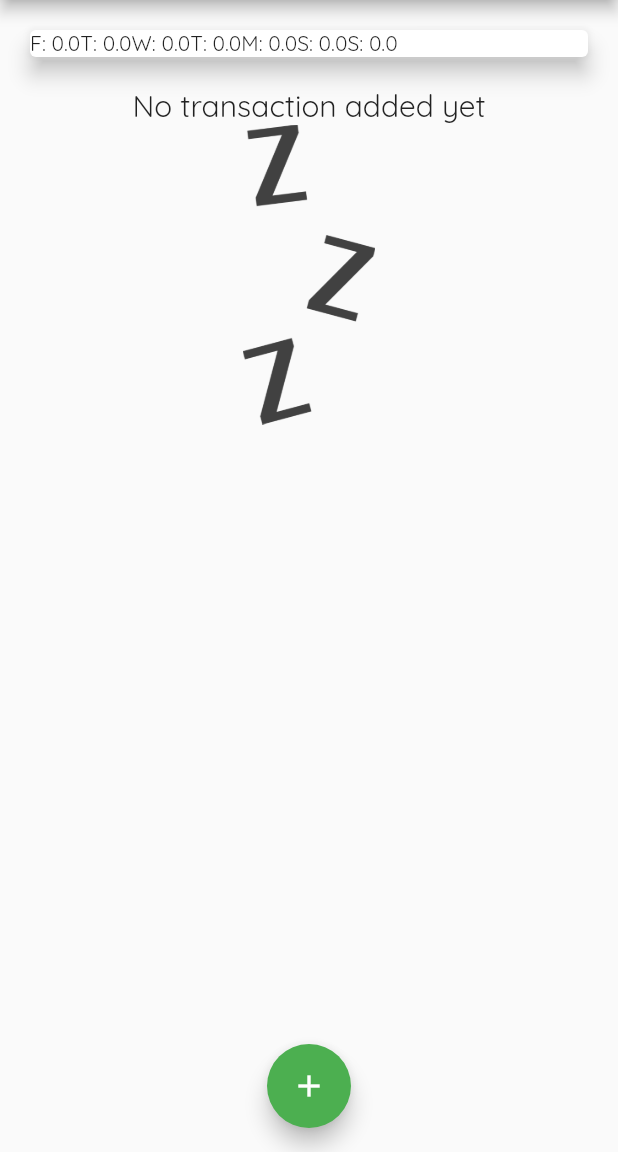
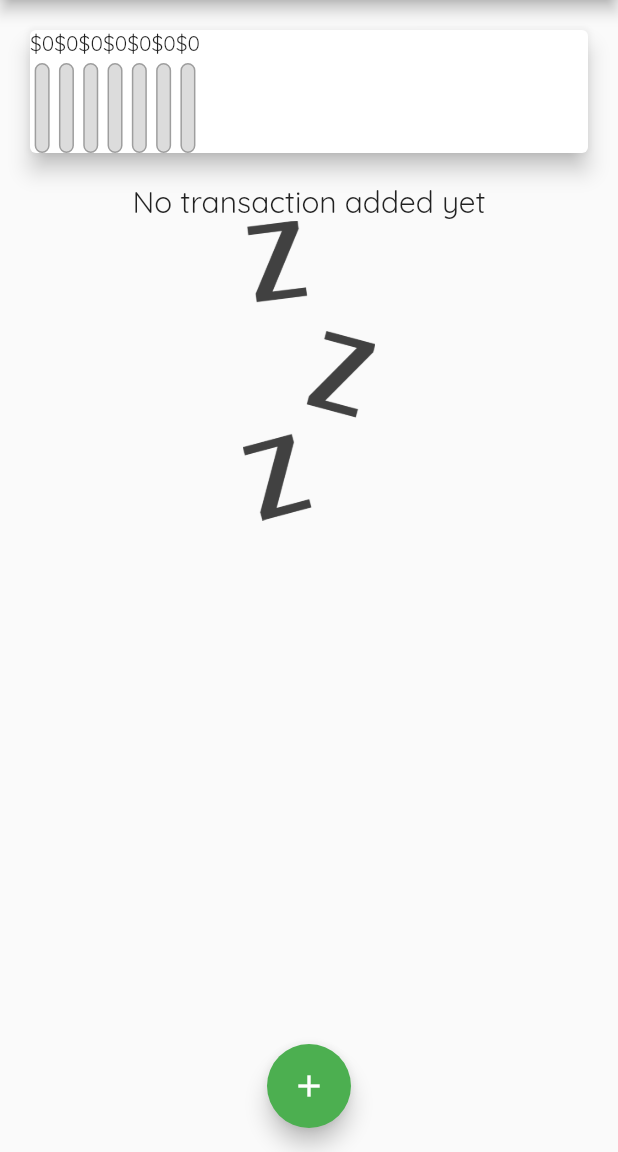
Before and after one commit to ndmbka2k/spending_note, a Flutter app: the screen it shows after launch, on a phone screen of 412 x 824 dp, the part 84-1236 px from its top. Run offline on Flutter 3.47's test engine with Material 2 defaults, Android fonts, the phone set to English and light mode, and no system bars.

Commit message:
update chart

```diff
--- a/lib/widgets/chart.dart
+++ b/lib/widgets/chart.dart
@@ -1,6 +1,7 @@
 import 'package:flutter/material.dart';
 import 'package:spending_app/models/transaction.dart';
 import 'package:intl/intl.dart';
+import 'package:spending_app/widgets/chart_bar.dart';
 import '../models/transaction.dart';
 
 class Chart extends StatelessWidget {
@@ -8,7 +9,7 @@ class Chart extends StatelessWidget {
 
   Chart(this.recentTranactions);
 
-  List<Map<String, Object>> get groupedTransactionValues {
+  List<Map<String, dynamic>> get groupedTransactionValues {
     return List.generate(7, (index) {
       final weekday = DateTime.now().subtract(
         Duration(days: index),
@@ -28,6 +29,15 @@ class Chart extends StatelessWidget {
     });
   }
 
+  double get totalSpending {
+    return groupedTransactionValues.fold(
+      0.0,
+      (sum, element) {
+        return sum + element['amount'];
+      },
+    );
+  }
+
   @override
   Widget build(BuildContext context) {
     return Card(
@@ -35,7 +45,12 @@ class Chart extends StatelessWidget {
       margin: EdgeInsets.all(20),
       child: Row(
         children: groupedTransactionValues.map((data) {
-          return Text('${data['day']}: ${data['amount']}');
+          return ChartBar(
+              label: data['day'],
+              spendingAmount: data['amount'],
+              spendingPctOfTotal: totalSpending == 0
+                  ? 0
+                  : (data['amount'] as double) / totalSpending);
         }).toList(),
       ),
     );
```
